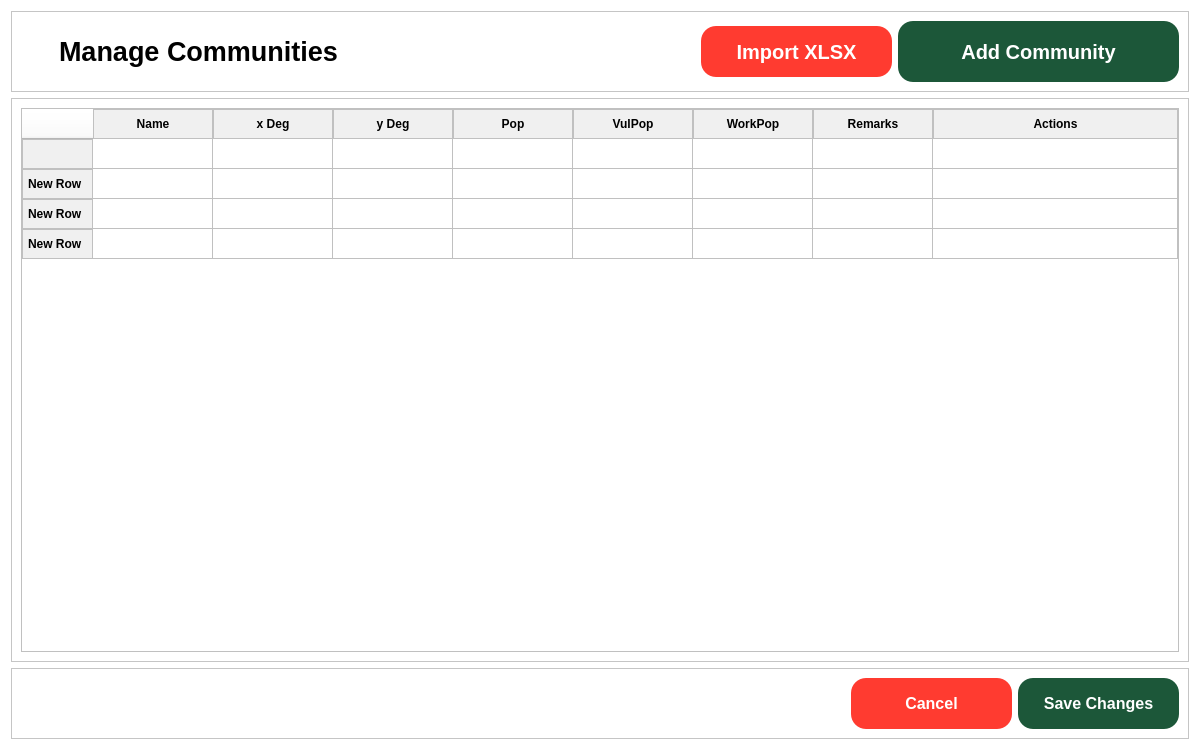
Old version of the form FE/entityManagement.ui in the repository Lucianono/ShelterAlloc_Thesis.
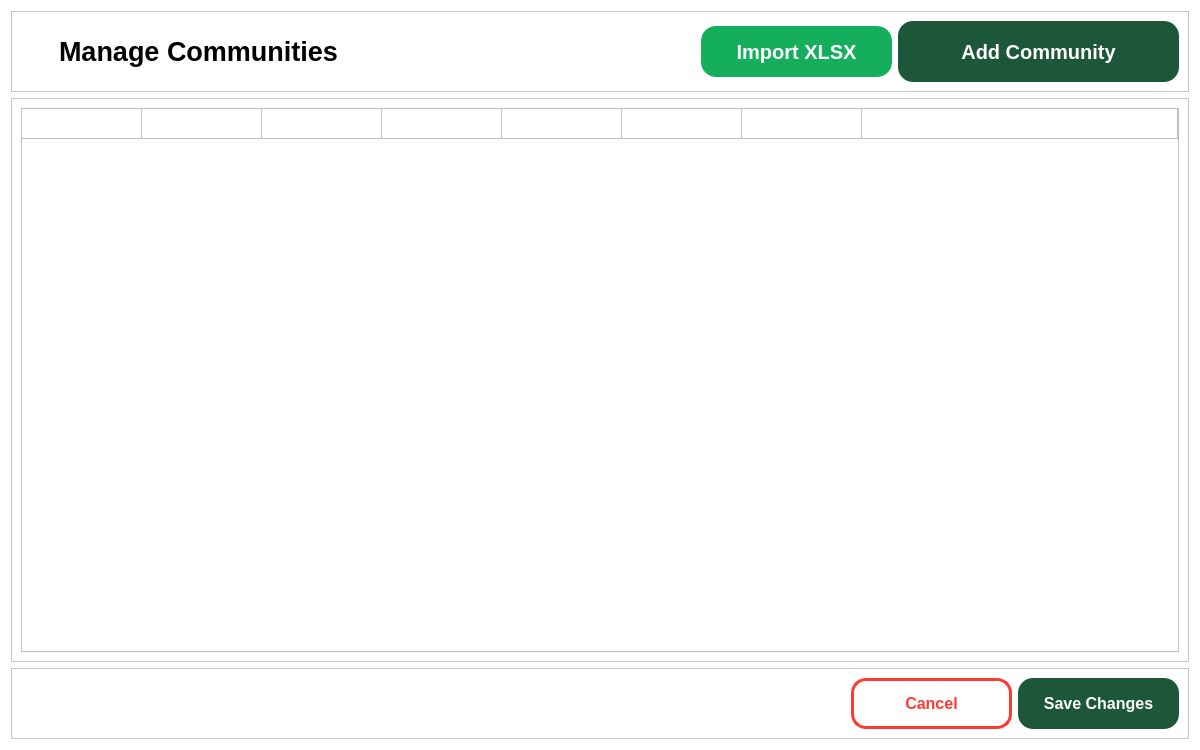
New version of the form. Icons and pictures are not drawn.

```diff
--- a/FE/entityManagement.ui
+++ b/FE/entityManagement.ui
@@ -113,7 +113,7 @@
         </property>
         <property name="styleSheet">
          <string notr="true">QPushButton {
-    background-color: #FF3B30;
+    background-color: #14AE5C;
     color: white;
     padding: 5px;
     border: none;
@@ -256,38 +256,26 @@
          <enum>QFrame::Raised</enum>
         </property>
         <attribute name="horizontalHeaderVisible">
-         <bool>true</bool>
+         <bool>false</bool>
         </attribute>
         <attribute name="horizontalHeaderDefaultSectionSize">
          <number>120</number>
         </attribute>
+        <attribute name="horizontalHeaderMinimumSectionSize">
+         <number>100</number>
+        </attribute>
         <attribute name="horizontalHeaderStretchLastSection">
          <bool>true</bool>
         </attribute>
         <attribute name="verticalHeaderVisible">
-         <bool>true</bool>
+         <bool>false</bool>
         </attribute>
         <attribute name="verticalHeaderHighlightSections">
          <bool>true</bool>
         </attribute>
         <row>
          <property name="text">
-          <string/>
-         </property>
-        </row>
-        <row>
-         <property name="text">
-          <string>New Row</string>
-         </property>
-        </row>
-        <row>
-         <property name="text">
-          <string>New Row</string>
-         </property>
-        </row>
-        <row>
-         <property name="text">
-          <string>New Row</string>
+          <string>1</string>
          </property>
         </row>
         <column>
@@ -389,10 +377,10 @@
         </property>
         <property name="styleSheet">
          <string notr="true">QPushButton {
-    background-color: #FF3B30;
-    color: white;
+    background-color: #fff;
+    color: #FF3B30;
     padding: 5px;
-    border: none;
+    border: 3px solid #FF3B30 ;
     border-radius: 15px;
 }
 
```
Left out of the diff: 4 changed lines with no effect on the pictures.
